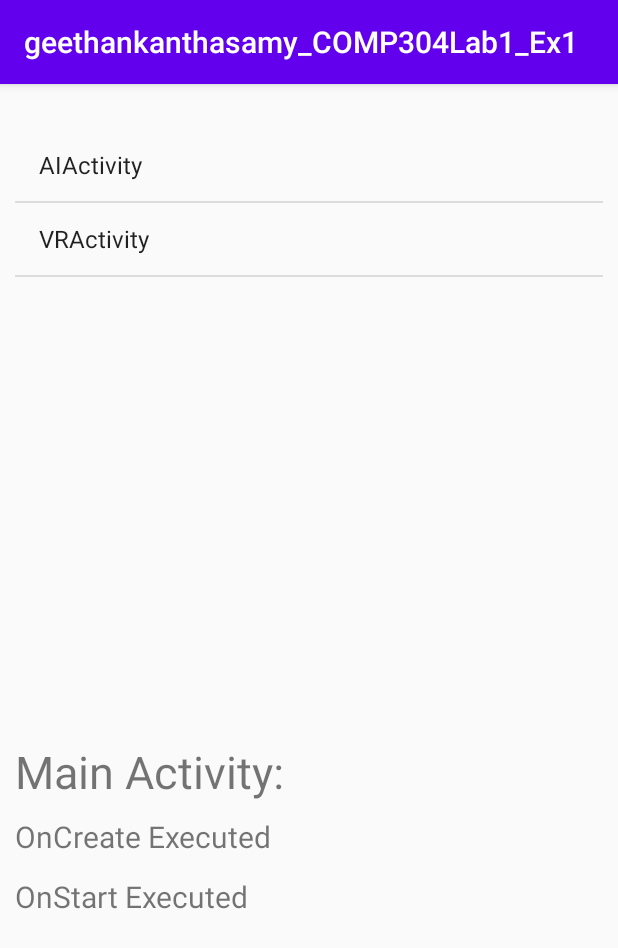
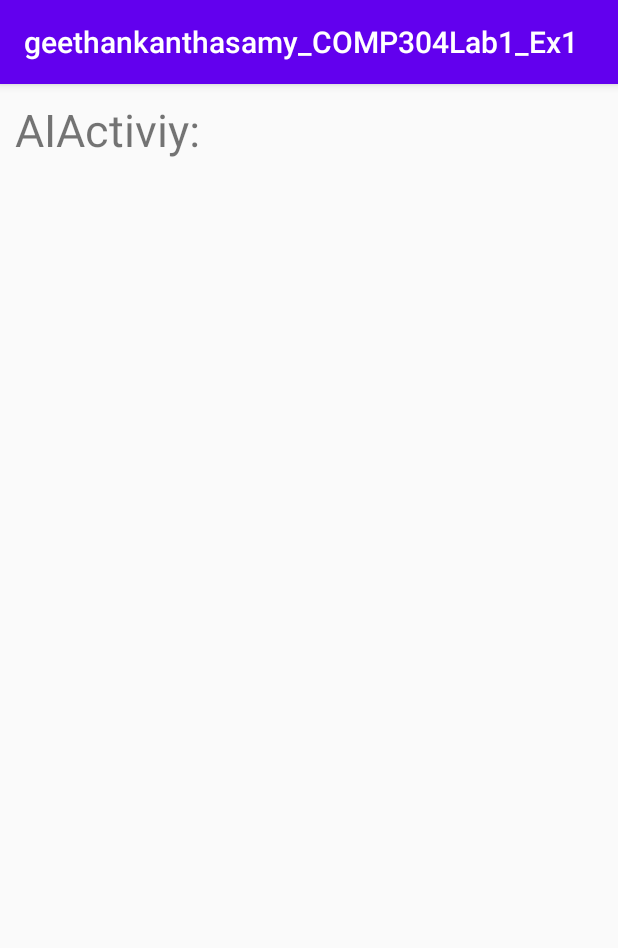
Before and after one commit to Exzeed/MobileAppDev_Lab1, an Android app: the screen it shows after launch (MainActivity before the commit, AIActivity after it), after a tap on "AIActivity", on a phone screen of 412 x 824 dp. Shown: the top 948 px of the screen. Run offline under Robolectric (Android 15) with nearby library versions, the phone set to English and light mode, and no system bars.

Commit message:
Added activities for AI and VR. Navigates to them from TopFragment by using intents

```diff
--- a/app/src/main/AndroidManifest.xml
+++ b/app/src/main/AndroidManifest.xml
@@ -9,6 +9,8 @@
         android:roundIcon="@mipmap/ic_launcher_round"
         android:supportsRtl="true"
         android:theme="@style/AppTheme">
+        <activity android:name=".VRActivity"></activity>
+        <activity android:name=".AIActivity" />
         <activity android:name=".MainActivity">
             <intent-filter>
                 <action android:name="android.intent.action.MAIN" />
--- /dev/null
+++ b/app/src/main/java/com/example/labassignment1/AIActivity.java
@@ -0,0 +1,14 @@
+package com.example.labassignment1;
+
+import androidx.appcompat.app.AppCompatActivity;
+
+import android.os.Bundle;
+
+public class AIActivity extends AppCompatActivity {
+
+    @Override
+    protected void onCreate(Bundle savedInstanceState) {
+        super.onCreate(savedInstanceState);
+        setContentView(R.layout.activity_a_i);
+    }
+}
--- a/app/src/main/java/com/example/labassignment1/TopFragment.java
+++ b/app/src/main/java/com/example/labassignment1/TopFragment.java
@@ -1,5 +1,6 @@
 package com.example.labassignment1;
 
+import android.content.Intent;
 import android.os.Bundle;
 
 //import androidx.fragment.app.Fragment;
@@ -96,10 +97,25 @@ public class TopFragment extends ListFragment
         toast.show();
     }
 
-    /*@Override
+    @Override
     public void onListItemClick(ListView l, View v, int position, long id) {
-        BottomFragment fragment = (BottomFragment) getFragmentManager().findFragmentById(R.id.fragment_bottom);
+        Intent intent = null;
+
+        switch(activities[position])
+        {
+            case "AIActivity":
+                intent = new Intent(getActivity().getApplication(), AIActivity.class);
+                startActivity(intent);
+                break;
+
+            case "VRActivity":
+                intent = new Intent(getActivity().getApplication(), VRActivity.class);
+                startActivity(intent);
+                break;
+        }
+
+        /*BottomFragment fragment = (BottomFragment) getFragmentManager().findFragmentById(R.id.fragment_bottom);
         fragment.display(activities[position], "Definition : " + definition[position]);
-        getListView().setSelector(android.R.color.holo_blue_dark);
-    }*/
+        getListView().setSelector(android.R.color.holo_blue_dark);*/
+    }
 }
--- /dev/null
+++ b/app/src/main/res/layout/activity_a_i.xml
@@ -0,0 +1,21 @@
+<?xml version="1.0" encoding="utf-8"?>
+<androidx.constraintlayout.widget.ConstraintLayout xmlns:android="http://schemas.android.com/apk/res/android"
+    xmlns:app="http://schemas.android.com/apk/res-auto"
+    xmlns:tools="http://schemas.android.com/tools"
+    android:layout_width="match_parent"
+    android:layout_height="match_parent"
+    tools:context=".AIActivity">
+
+    <TextView
+        android:id="@+id/tvai"
+        android:layout_width="match_parent"
+        android:layout_height="wrap_content"
+        android:layout_marginStart="10dp"
+        android:layout_marginTop="10dp"
+        android:layout_marginEnd="10dp"
+        android:text="@string/aititle"
+        android:textSize="30sp"
+        app:layout_constraintEnd_toEndOf="parent"
+        app:layout_constraintStart_toStartOf="parent"
+        app:layout_constraintTop_toTopOf="parent" />
+</androidx.constraintlayout.widget.ConstraintLayout>
--- a/app/src/main/res/layout/fragment_bottom.xml
+++ b/app/src/main/res/layout/fragment_bottom.xml
@@ -5,7 +5,6 @@
     android:layout_height="match_parent"
     tools:context=".BottomFragment">
 
-    <!-- TODO: Update blank fragment layout -->
     <TextView
         android:id="@+id/tvmain"
         android:layout_width="match_parent"
--- a/app/src/main/res/values/strings.xml
+++ b/app/src/main/res/values/strings.xml
@@ -1,4 +1,6 @@
 <resources>
     <string name="app_name">geethankanthasamy_COMP304Lab1_Ex1</string>
     <string name="title">Main Activity:</string>
+    <string name="aititle">AIActiviy:</string>
+    <string name="vrtitle">VRActivity:</string>
 </resources>
```
Also changed, not shown: app/src/main/java/com/example/labassignment1/VRActivity.java (added, +14 -0 lines), app/src/main/res/layout/activity_v_r.xml (added, +21 -0 lines).
